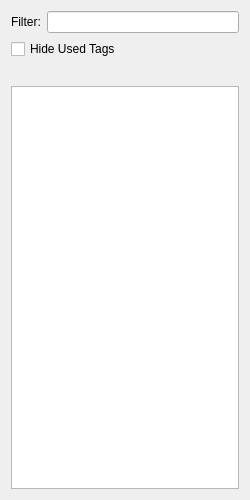
The window that src/fort/studio/widget/TagCloseUpExplorer.ui (formicidae-tracker/studio) describes before a commit, drawn with Qt 5.
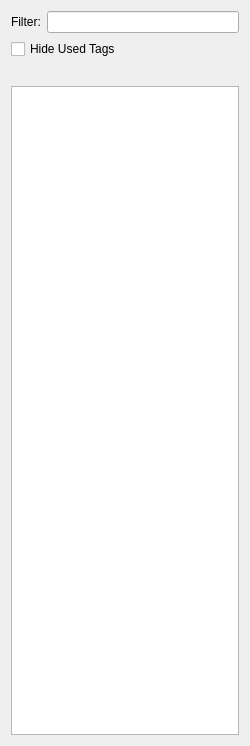
The same window after the commit. Custom widgets are drawn as their Qt base class.

Diff of the .ui file:
```diff
--- a/src/fort/studio/widget/TagCloseUpExplorer.ui
+++ b/src/fort/studio/widget/TagCloseUpExplorer.ui
@@ -7,7 +7,7 @@
     <x>0</x>
     <y>0</y>
     <width>250</width>
-    <height>500</height>
+    <height>746</height>
    </rect>
   </property>
   <property name="maximumSize">
```
